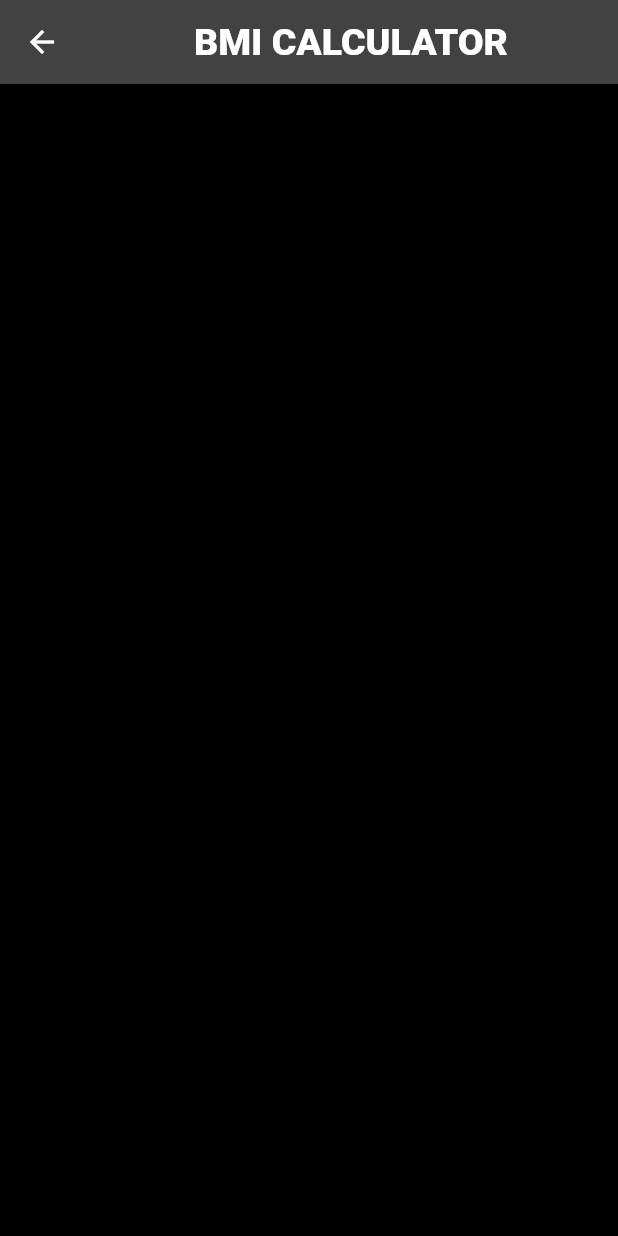
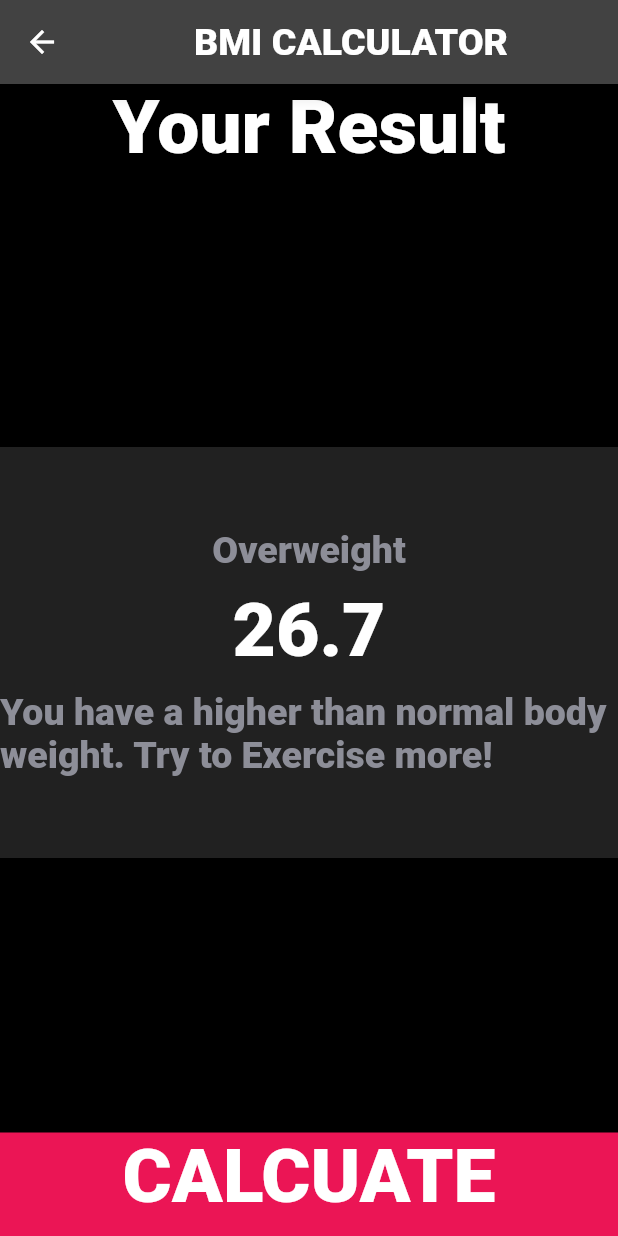
Before and after one commit to CincoCoding/BMI-Calculator, a Flutter app: the ResultsPage screen opened by its route, on a phone screen of 412 x 824 dp. Run offline on Flutter 3.47's test engine with Material 2 defaults, Android fonts, the phone set to English and light mode, and no system bars; our stand-ins replace font_awesome_flutter.

Commit message:
Results_p

```diff
--- a/lib/constants.dart
+++ b/lib/constants.dart
@@ -21,3 +21,5 @@ var kHeight = 120;
 var kWeight = 0;
 
 var kAge = 1;
+
+const double kSizedBoxHeight = 54;
--- a/lib/input_page.dart
+++ b/lib/input_page.dart
@@ -165,12 +165,14 @@ class _InputPageState extends State<InputPage> {
               },
               child: Container(
                 child: Center(
-                    child: Text(
-                  "CALCUATE",
-                  style: kLabelTextStyle.copyWith(
-                      color: Colors.white, fontSize: 50),
-                )),
+                  child: Text(
+                    "CALCUATE",
+                    style: kLabelTextStyle.copyWith(
+                        color: Colors.white, fontSize: 50),
+                  ),
+                ),
                 color: Color(0xFFEB1555),
+                padding: EdgeInsets.only(bottom: 10.0),
               ),
             )
           ]),
--- a/lib/results_page.dart
+++ b/lib/results_page.dart
@@ -13,6 +13,48 @@ class ResultsPage extends StatelessWidget {
           ),
         ),
       ),
+      body: Column(children: <Widget>[
+        Expanded(
+          child: Column(
+              mainAxisAlignment: MainAxisAlignment.spaceBetween,
+              children: [
+                Container(
+                  child: Text(
+                    'Your Result',
+                    style: kBigNumber,
+                  ),
+                ),
+                Container(
+                  color: Colors.grey[900],
+                  padding: EdgeInsets.only(
+                      top: kSizedBoxHeight, bottom: kSizedBoxHeight),
+                  child: Column(
+                    mainAxisSize: MainAxisSize.max,
+                    children: [
+                      Text("Overweight", style: kLabelTextStyle),
+                      SizedBox(height: 10),
+                      Text("26.7", style: kBigNumber),
+                      SizedBox(height: 10),
+                      Text(
+                          "You have a higher than normal body weight. Try to Exercise more!",
+                          style: kLabelTextStyle),
+                    ],
+                  ),
+                ),
+                Container(
+                  child: Center(
+                    child: Text(
+                      "CALCUATE",
+                      style: kLabelTextStyle.copyWith(
+                          color: Colors.white, fontSize: 50),
+                    ),
+                  ),
+                  color: Color(0xFFEB1555),
+                  padding: EdgeInsets.only(bottom: 10.0),
+                ),
+              ]),
+        ),
+      ]),
     );
   }
 }
```
